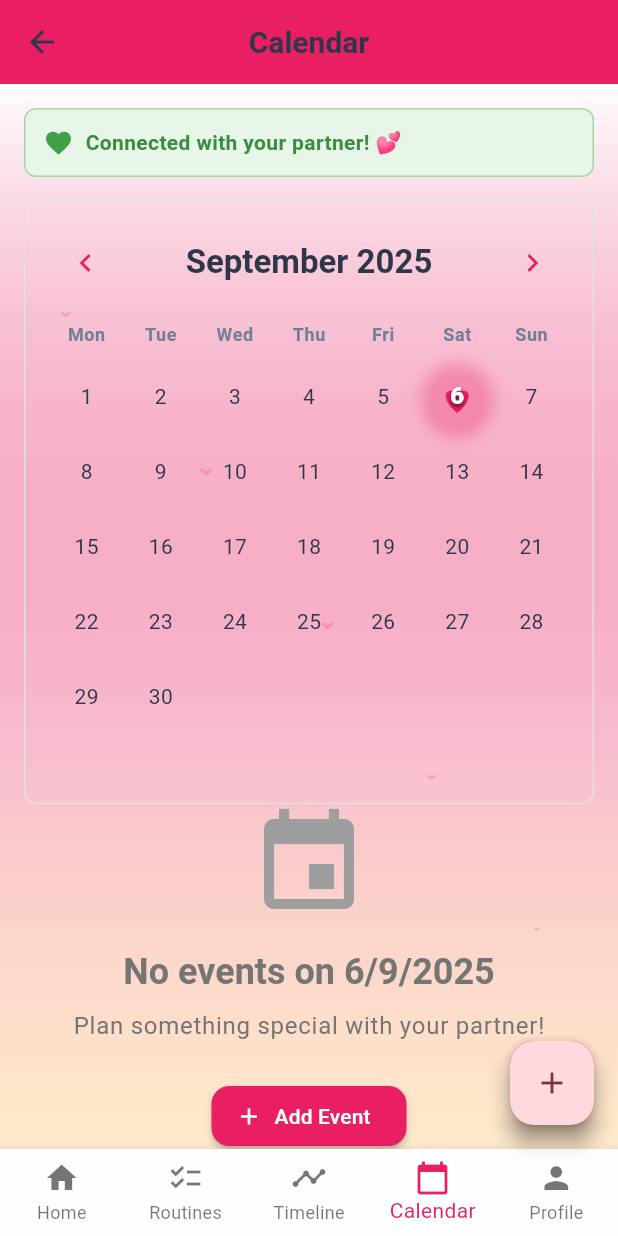
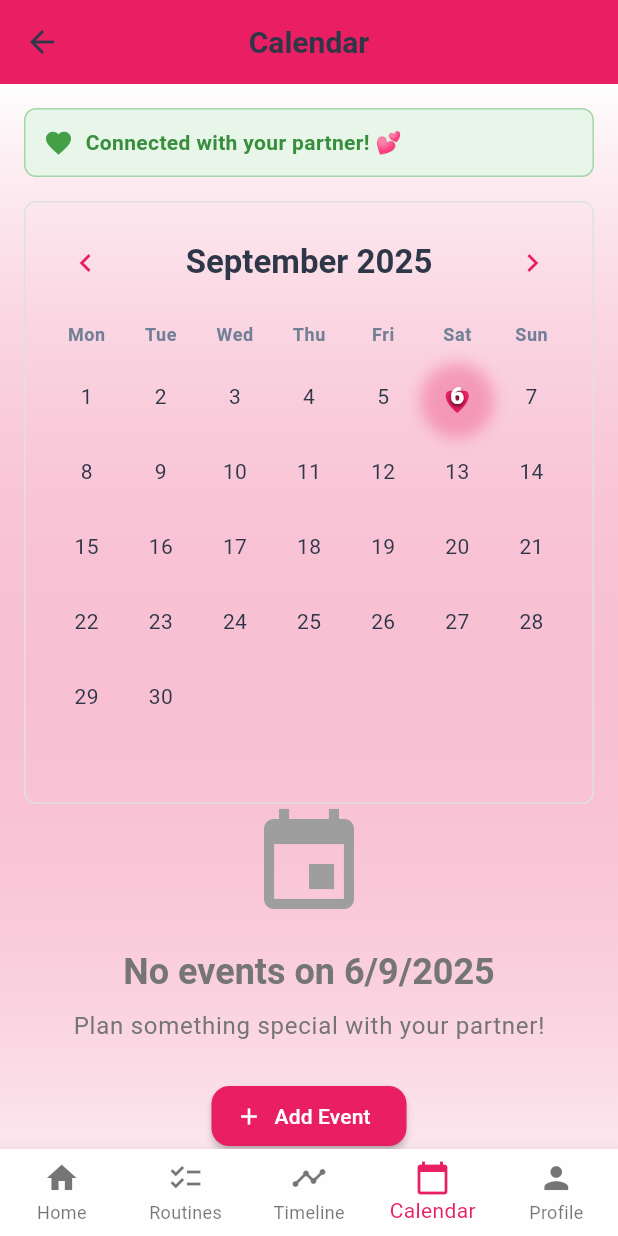
Before and after one commit to TanDao01262000/amora_frontend, a Flutter app: the MainScreen screen opened by its route, item 4 of the bottom bar chosen, on a phone screen of 412 x 824 dp. Run offline on Flutter 3.47's test engine with Material 3 defaults, Android fonts, the phone set to English and light mode, and no system bars; our stand-ins replace image_picker, shared_preferences; accounts and stored records are empty; network calls fail.

Commit message:
remove animator on calendar

```diff
--- a/lib/screens/main/calendar_screen.dart
+++ b/lib/screens/main/calendar_screen.dart
@@ -6,7 +6,7 @@ import '../../providers/auth_provider.dart';
 import '../../providers/theme_provider.dart';
 import '../../models/calendar.dart';
 import '../../theme/app_theme.dart';
-import '../../widgets/romantic_background.dart';
+import '../../widgets/simple_background.dart';
 
 class CalendarScreen extends StatefulWidget {
   final VoidCallback? onNavigateToProfile;
@@ -17,49 +17,15 @@ class CalendarScreen extends StatefulWidget {
   State<CalendarScreen> createState() => _CalendarScreenState();
 }
 
-class _CalendarScreenState extends State<CalendarScreen> with TickerProviderStateMixin {
+class _CalendarScreenState extends State<CalendarScreen> {
   DateTime _selectedDate = DateTime.now();
-  late AnimationController _heartAnimationController;
-  late Animation<double> _heartScaleAnimation;
-  late Animation<double> _heartOpacityAnimation;
-  bool _showHeartShadow = false;
-  Offset? _heartPosition;
 
   @override
   void initState() {
     super.initState();
-
-    // Initialize heart animation controller
-    _heartAnimationController = AnimationController(
-      duration: const Duration(milliseconds: 800),
-      vsync: this,
-    );
-
-    _heartScaleAnimation = Tween<double>(
-      begin: 0.0,
-      end: 1.2,
-    ).animate(CurvedAnimation(
-      parent: _heartAnimationController,
-      curve: Curves.elasticOut,
-    ));
-
-    _heartOpacityAnimation = Tween<double>(
-      begin: 1.0,
-      end: 0.0,
-    ).animate(CurvedAnimation(
-      parent: _heartAnimationController,
-      curve: const Interval(0.6, 1.0, curve: Curves.easeOut),
-    ));
-
     WidgetsBinding.instance.addPostFrameCallback((_) {
       _loadEventsIfPartnerExists();
     });
-  }
-
-  @override
-  void dispose() {
-    _heartAnimationController.dispose();
-    super.dispose();
   }
 
   void _loadEventsIfPartnerExists() {
@@ -73,60 +39,6 @@ class _CalendarScreenState extends State<CalendarScreen> with TickerProviderStat
     }
   }
 
-  void _triggerHeartAnimation(Offset position) {
-    setState(() {
-      _heartPosition = position;
-      _showHeartShadow = true;
-    });
-
-    _heartAnimationController.forward().then((_) {
-      setState(() {
-        _showHeartShadow = false;
-      });
-      _heartAnimationController.reset();
-    });
-  }
-
-  Widget _buildHeartShadow() {
-    if (!_showHeartShadow || _heartPosition == null) {
-      return const SizedBox.shrink();
-    }
-
-    return Positioned(
-      left: _heartPosition!.dx - 20,
-      top: _heartPosition!.dy - 20,
-      child: AnimatedBuilder(
-        animation: _heartAnimationController,
-        builder: (context, child) {
-          return Transform.scale(
-            scale: _heartScaleAnimation.value,
-            child: Opacity(
-              opacity: _heartOpacityAnimation.value,
-              child: Container(
-                width: 40,
-                height: 40,
-                decoration: BoxDecoration(
-                  shape: BoxShape.circle,
-                  boxShadow: [
-                    BoxShadow(
-                      color: Colors.pink.withOpacity(0.6),
-                      blurRadius: 20,
-                      spreadRadius: 5,
-                    ),
-                  ],
-                ),
-                child: const Icon(
-                  Icons.favorite,
-                  color: Colors.pink,
-                  size: 30,
-                ),
-              ),
-            ),
-          );
-        },
-      ),
-    );
-  }
 
   Future<void> _showCreateEventDialog() async {
     final nameController = TextEditingController();
@@ -277,7 +189,7 @@ class _CalendarScreenState extends State<CalendarScreen> with TickerProviderStat
                 : AppColors.textDark,
             elevation: 0,
           ),
-          body: RomanticBackground(
+          body: SimpleBackground(
             themeProvider: themeProvider,
             child: Consumer2<CalendarProvider, AuthProvider>(
               builder: (context, calendarProvider, authProvider, child) {
@@ -340,9 +252,6 @@ class _CalendarScreenState extends State<CalendarScreen> with TickerProviderStat
                                 _selectedDate = selectedDay;
                               });
                             },
-                            onDayTap: (position) {
-                              _triggerHeartAnimation(position);
-                            },
                             eventLoader: (day) {
                               return calendarProvider.getEventsForDate(day);
                             },
@@ -368,7 +277,6 @@ class _CalendarScreenState extends State<CalendarScreen> with TickerProviderStat
                               rightChevronIcon: const Icon(Icons.chevron_right, color: Colors.pink),
                             ),
                           ),
-                          _buildHeartShadow(),
                         ],
                       ),
                     ),
@@ -438,20 +346,6 @@ class _CalendarScreenState extends State<CalendarScreen> with TickerProviderStat
                 );
               },
             ),
-          ),
-          floatingActionButton: Consumer<AuthProvider>(
-            builder: (context, authProvider, child) {
-              // Only show FAB if user has a partner
-              if (authProvider.user?.partnerId == null) {
-                return const SizedBox.shrink();
-              }
-
-              return FloatingActionButton(
-                onPressed: _showCreateEventDialog,
-                backgroundColor: Colors.pink,
-                child: const Icon(Icons.add, color: Colors.white),
-              );
-            },
           ),
         );
       },
@@ -550,7 +444,6 @@ class TableCalendar<T> extends StatefulWidget {
   final List<T> Function(DateTime) eventLoader;
   final CalendarStyle calendarStyle;
   final HeaderStyle headerStyle;
-  final void Function(Offset)? onDayTap;
 
   const TableCalendar({
     super.key,
@@ -562,7 +455,6 @@ class TableCalendar<T> extends StatefulWidget {
     required this.eventLoader,
     required this.calendarStyle,
     required this.headerStyle,
-    this.onDayTap,
   });
 
   @override
@@ -668,12 +560,6 @@ class _TableCalendarState<T> extends State<TableCalendar<T>> {
           child: GestureDetector(
             onTap: () {
               widget.onDaySelected(date, date);
-              if (widget.onDayTap != null) {
-                // Get the global position of the tapped day
-                final RenderBox renderBox = context.findRenderObject() as RenderBox;
-                final position = renderBox.localToGlobal(Offset.zero);
-                widget.onDayTap!(position);
-              }
             },
             child: Container(
               height: 46,
--- a/lib/screens/main/main_screen.dart
+++ b/lib/screens/main/main_screen.dart
@@ -91,12 +91,6 @@ class _MainScreenState extends State<MainScreen> {
               ),
             ],
           ),
-          floatingActionButton: FloatingActionButton(
-            onPressed: () {
-              // TODO: Implement quick action
-            },
-            child: const Icon(Icons.add),
-          ),
         );
       },
     );
--- a/lib/screens/main/timeline_screen.dart
+++ b/lib/screens/main/timeline_screen.dart
@@ -71,7 +71,10 @@ class _TimelineScreenState extends State<TimelineScreen> {
         ),
         actions: [
           TextButton(
-            onPressed: () => Navigator.of(context).pop(false),
+            onPressed: () {
+              noteController.dispose();
+              Navigator.of(context).pop(false);
+            },
             child: const Text('Cancel'),
           ),
           ElevatedButton(
```
